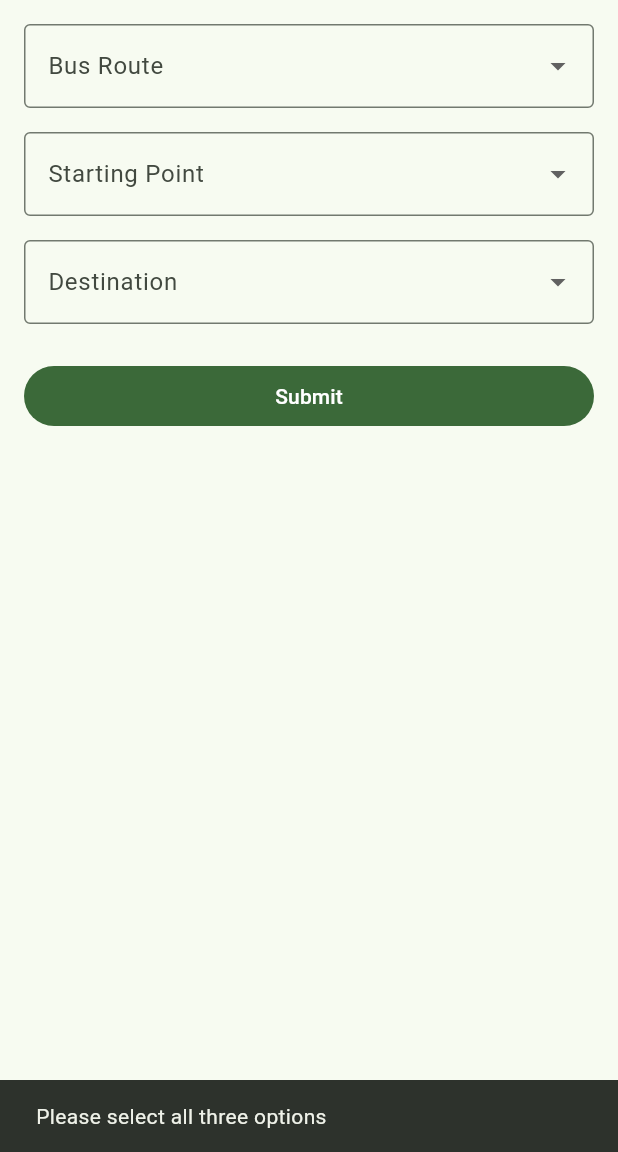
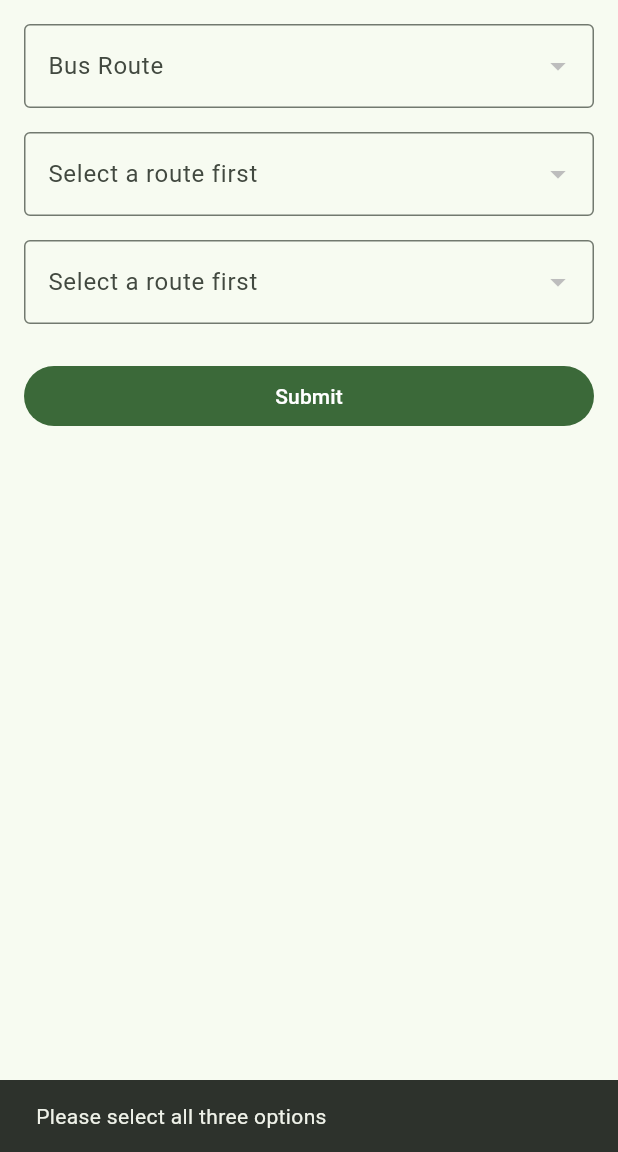
Before and after one commit to AsithaManupiya2000/Bus_App, a Flutter app: the screen it shows after launch, after a tap on "Submit", on a phone screen of 412 x 824 dp, the part 84-1236 px from its top. Run offline on Flutter 3.47's test engine with Material 3 defaults, Android fonts, the phone set to English and light mode, and no system bars; our stand-ins replace flutter_dotenv, supabase_flutter; accounts and stored records are empty.

```diff
--- a/bus_fare_app/lib/main.dart
+++ b/bus_fare_app/lib/main.dart
@@ -1,8 +1,20 @@
 import 'package:flutter/material.dart';
+import 'package:supabase_flutter/supabase_flutter.dart';
+import 'package:flutter_dotenv/flutter_dotenv.dart';
 
-void main() {
+Future<void> main() async {
+  WidgetsFlutterBinding.ensureInitialized();
+  await dotenv.load(fileName: '.env');
+  await Supabase.initialize(
+    url: dotenv.env['SUPABASE_URL']!,
+    anonKey: dotenv.env['SUPABASE_ANON_KEY']!,
+  );
   runApp(const BusFareApp());
 }
+
+final supabase = Supabase.instance.client;
+
+enum AppLanguage { english, sinhala, tamil }
 
 class BusFareApp extends StatelessWidget {
   const BusFareApp({super.key});
@@ -20,8 +32,6 @@ class BusFareApp extends StatelessWidget {
   }
 }
 
-enum AppLanguage { english, sinhala, tamil }
-
 class HomePage extends StatefulWidget {
   const HomePage({super.key});
 
@@ -29,69 +39,34 @@ class HomePage extends StatefulWidget {
   State<HomePage> createState() => _HomePageState();
 }
 
+class RouteStopEntry {
+  final int stopId;
+  final int stageNumber;
+  final String nameEn;
+  final String nameSi;
+  final String nameTa;
+
+  RouteStopEntry({
+    required this.stopId,
+    required this.stageNumber,
+    required this.nameEn,
+    required this.nameSi,
+    required this.nameTa,
+  });
+
+  String name(AppLanguage lang) {
+    switch (lang) {
+      case AppLanguage.english:
+        return nameEn;
+      case AppLanguage.sinhala:
+        return nameSi;
+      case AppLanguage.tamil:
+        return nameTa;
+    }
+  }
+}
+
 class _HomePageState extends State<HomePage> {
-  // Stop "keys" - stable IDs that never change, used internally for lookups.
-  final List<String> _stopKeys = [
-    'colombo',
-    'kandy',
-    'galle',
-    'jaffna',
-    'kurunegala',
-    'kaduwela',
-  ];
-
-  // Translated display names for each stop.
-  final Map<String, Map<AppLanguage, String>> _stopNames = {
-    'colombo': {
-      AppLanguage.english: 'Colombo',
-      AppLanguage.sinhala: 'කොළඹ',
-      AppLanguage.tamil: 'கொழும்பு',
-    },
-    'kandy': {
-      AppLanguage.english: 'Kandy',
-      AppLanguage.sinhala: 'මහනුවර',
-      AppLanguage.tamil: 'கண்டி',
-    },
-    'galle': {
-      AppLanguage.english: 'Galle',
-      AppLanguage.sinhala: 'ගාල්ල',
-      AppLanguage.tamil: 'காலி',
-    },
-    'jaffna': {
-      AppLanguage.english: 'Jaffna',
-      AppLanguage.sinhala: 'යාපනය',
-      AppLanguage.tamil: 'யாழ்ப்பாணம்',
-    },
-    'kurunegala': {
-      AppLanguage.english: 'Kurunegala',
-      AppLanguage.sinhala: 'කුරුණෑගල',
-      AppLanguage.tamil: 'குருநாகல்',
-    },
-    'kaduwela': {
-      AppLanguage.english: 'Kaduwela',
-      AppLanguage.sinhala: 'කඩුවෙල',
-      AppLanguage.tamil: 'கடுவெல',
-    },
-  };
-
-  // Route keys, each pairs a route number with a start/end stop key.
-  final List<Map<String, String>> _routeDefs = [
-    {'number': '01', 'from': 'colombo', 'to': 'kandy'},
-    {'number': '02', 'from': 'colombo', 'to': 'galle'},
-    {'number': '04', 'from': 'colombo', 'to': 'jaffna'},
-    {'number': '15', 'from': 'colombo', 'to': 'kurunegala'},
-    {'number': '87', 'from': 'colombo', 'to': 'kaduwela'},
-  ];
-
-  final Map<String, double> _distanceFromColombo = {
-    'colombo': 0,
-    'kandy': 115,
-    'galle': 119,
-    'jaffna': 396,
-    'kurunegala': 94,
-    'kaduwela': 16,
-  };
-
   final Map<String, Map<AppLanguage, String>> _text = {
     'appTitle': {
       AppLanguage.english: 'Bus Fare Finder',
@@ -113,6 +88,11 @@ class _HomePageState extends State<HomePage> {
       AppLanguage.sinhala: 'ගමනාන්තය',
       AppLanguage.tamil: 'சேருமிடம்',
     },
+    'selectRouteFirst': {
+      AppLanguage.english: 'Select a route first',
+      AppLanguage.sinhala: 'මුලින්ම මාර්ගයක් තෝරන්න',
+      AppLanguage.tamil: 'முதலில் ஒரு பாதையைத் தேர்ந்தெடுக்கவும்',
+    },
     'submit': {
       AppLanguage.english: 'Submit',
       AppLanguage.sinhala: 'ඉදිරිපත් කරන්න',
@@ -133,62 +113,158 @@ class _HomePageState extends State<HomePage> {
       AppLanguage.sinhala: 'ආරම්භක ස්ථානය සහ ගමනාන්තය සමාන විය නොහැක',
       AppLanguage.tamil: 'தொடக்க இடமும் சேருமிடமும் ஒரே இடமாக இருக்க முடியாது',
     },
+    'fareNotFound': {
+      AppLanguage.english: 'Fare not available for this stage difference yet',
+      AppLanguage.sinhala: 'මෙම අදියර වෙනසට තවම ගාස්තුවක් නොමැත',
+      AppLanguage.tamil: 'இந்த நிலை வேறுபாட்டிற்கு கட்டணம் இன்னும் இல்லை',
+    },
   };
 
   String _t(String key, AppLanguage lang) => _text[key]?[lang] ?? key;
-  String _stopName(String stopKey, AppLanguage lang) =>
-      _stopNames[stopKey]?[lang] ?? stopKey;
 
-  // Builds a display label for a route, e.g. "01 - Colombo - Kandy",
-  // using translated stop names for the current language.
-  String _routeLabel(Map<String, String> route, AppLanguage lang) {
-    final from = _stopName(route['from']!, lang);
-    final to = _stopName(route['to']!, lang);
-    return '${route['number']} - $from - $to';
+  AppLanguage _language = AppLanguage.english;
+
+  List<Map<String, dynamic>> _routes = [];
+  List<RouteStopEntry> _availableStops = [];
+
+  int? _selectedRouteId;
+  int? _selectedStartStopId;
+  int? _selectedDestStopId;
+
+  double? _calculatedFare;
+  String? _fareError;
+
+  bool _loadingRoutes = true;
+  bool _loadingStops = false;
+
+  @override
+  void initState() {
+    super.initState();
+    _loadRoutes();
   }
 
-  AppLanguage _language = AppLanguage.english;
-  String? _selectedRouteNumber;
-  String? _selectedStartKey;
-  String? _selectedDestinationKey;
-  double? _calculatedFare;
-
-  double _calculateFare(String startKey, String destinationKey) {
-    final startDist = _distanceFromColombo[startKey] ?? 0;
-    final destDist = _distanceFromColombo[destinationKey] ?? 0;
-    final distanceKm = (destDist - startDist).abs();
-
-    const baseFare = 15.0;
-    const ratePerKm = 4.20;
-
-    return baseFare + (distanceKm * ratePerKm);
+  Future<void> _loadRoutes() async {
+    try {
+      final data = await supabase
+          .from('routes')
+          .select()
+          .order('route_number');
+      setState(() {
+        _routes = List<Map<String, dynamic>>.from(data);
+        _loadingRoutes = false;
+      });
+    } catch (e) {
+      setState(() {
+        _loadingRoutes = false;
+      });
+      if (mounted) {
+        ScaffoldMessenger.of(context).showSnackBar(
+          SnackBar(content: Text('Error loading routes: $e')),
+        );
+      }
+    }
   }
 
-  void _onSubmit() {
-    if (_selectedRouteNumber == null ||
-        _selectedStartKey == null ||
-        _selectedDestinationKey == null) {
+  Future<void> _loadStopsForRoute(int routeId) async {
+    setState(() {
+      _loadingStops = true;
+      _availableStops = [];
+      _selectedStartStopId = null;
+      _selectedDestStopId = null;
+      _calculatedFare = null;
+      _fareError = null;
+    });
+
+    try {
+      final data = await supabase
+          .from('route_stops')
+          .select('stop_id, stage_number, stops(name_en, name_si, name_ta)')
+          .eq('route_id', routeId)
+          .order('stage_number');
+
+      final stops = (data as List).map((row) {
+        final stopInfo = row['stops'] as Map<String, dynamic>;
+        return RouteStopEntry(
+          stopId: row['stop_id'],
+          stageNumber: row['stage_number'],
+          nameEn: stopInfo['name_en'] ?? '',
+          nameSi: stopInfo['name_si'] ?? '',
+          nameTa: stopInfo['name_ta'] ?? '',
+        );
+      }).toList();
+
+      setState(() {
+        _availableStops = stops;
+        _loadingStops = false;
+      });
+    } catch (e) {
+      setState(() {
+        _loadingStops = false;
+      });
+      if (mounted) {
+        ScaffoldMessenger.of(context).showSnackBar(
+          SnackBar(content: Text('Error loading stops: $e')),
+        );
+      }
+    }
+  }
+
+  Future<void> _onSubmit() async {
+    if (_selectedRouteId == null ||
+        _selectedStartStopId == null ||
+        _selectedDestStopId == null) {
       ScaffoldMessenger.of(context).showSnackBar(
         SnackBar(content: Text(_t('selectAllError', _language))),
       );
       return;
     }
 
-    if (_selectedStartKey == _selectedDestinationKey) {
+    if (_selectedStartStopId == _selectedDestStopId) {
       ScaffoldMessenger.of(context).showSnackBar(
         SnackBar(content: Text(_t('sameStopError', _language))),
       );
       return;
     }
 
+    try {
+      final startStop =
+          _availableStops.firstWhere((s) => s.stopId == _selectedStartStopId);
+      final destStop =
+          _availableStops.firstWhere((s) => s.stopId == _selectedDestStopId);
+      final stageDiff = (destStop.stageNumber - startStop.stageNumber).abs();
+
+      final fareRows = await supabase
+          .from('fare_stages')
+          .select()
+          .eq('stage_diff', stageDiff)
+          .order('effective_date', ascending: false)
+          .limit(1);
+
+      if ((fareRows as List).isEmpty) {
         setState(() {
-      _calculatedFare =
-          _calculateFare(_selectedStartKey!, _selectedDestinationKey!);
+          _calculatedFare = null;
+          _fareError = _t('fareNotFound', _language);
         });
+        return;
+      }
+
+      setState(() {
+        _calculatedFare = (fareRows.first['fare'] as num).toDouble();
+        _fareError = null;
+      });
+    } catch (e) {
+      if (mounted) {
+        ScaffoldMessenger.of(context).showSnackBar(
+          SnackBar(content: Text('Error calculating fare: $e')),
+        );
+      }
+    }
   }
 
   @override
   Widget build(BuildContext context) {
+    final routeSelected = _selectedRouteId != null;
+
     return Scaffold(
       appBar: AppBar(
         title: Text(_t('appTitle', _language)),
@@ -217,76 +293,86 @@ class _HomePageState extends State<HomePage> {
             ],
             onChanged: (value) {
               if (value == null) return;
-              setState(() {
-                _language = value;
-              });
+              setState(() => _language = value);
             },
           ),
           const SizedBox(width: 12),
         ],
       ),
-      body: Padding(
+      body: _loadingRoutes
+          ? const Center(child: CircularProgressIndicator())
+          : Padding(
               padding: const EdgeInsets.all(16.0),
               child: Column(
                 children: [
-            DropdownButtonFormField<String>(
-              initialValue: _selectedRouteNumber,
+                  DropdownButtonFormField<int>(
+                    initialValue: _selectedRouteId,
                     decoration: InputDecoration(
                       labelText: _t('busRoute', _language),
                       border: const OutlineInputBorder(),
                     ),
-              items: _routeDefs.map((route) {
-                return DropdownMenuItem(
-                  value: route['number'],
-                  child: Text(_routeLabel(route, _language)),
+                    items: _routes.map((route) {
+                      return DropdownMenuItem<int>(
+                        value: route['id'] as int,
+                        child: Text(route['route_number']),
                       );
                     }).toList(),
                     onChanged: (value) {
-                setState(() {
-                  _selectedRouteNumber = value;
-                  _calculatedFare = null;
-                });
+                      setState(() => _selectedRouteId = value);
+                      if (value != null) _loadStopsForRoute(value);
                     },
                   ),
                   const SizedBox(height: 16),
-            DropdownButtonFormField<String>(
-              initialValue: _selectedStartKey,
+                  DropdownButtonFormField<int>(
+                    key: ValueKey('start-${_selectedRouteId ?? "none"}'),
+                    initialValue: _selectedStartStopId,
                     decoration: InputDecoration(
-                labelText: _t('startingPoint', _language),
+                      labelText: routeSelected
+                          ? _t('startingPoint', _language)
+                          : _t('selectRouteFirst', _language),
                       border: const OutlineInputBorder(),
                     ),
-              items: _stopKeys.map((stopKey) {
-                return DropdownMenuItem(
-                  value: stopKey,
-                  child: Text(_stopName(stopKey, _language)),
+                    items: _availableStops.map((stop) {
+                      return DropdownMenuItem<int>(
+                        value: stop.stopId,
+                        child: Text(stop.name(_language)),
                       );
                     }).toList(),
-              onChanged: (value) {
+                    onChanged: routeSelected && !_loadingStops
+                        ? (value) {
                             setState(() {
-                  _selectedStartKey = value;
+                              _selectedStartStopId = value;
                               _calculatedFare = null;
+                              _fareError = null;
                             });
-              },
+                          }
+                        : null,
                   ),
                   const SizedBox(height: 16),
-            DropdownButtonFormField<String>(
-              initialValue: _selectedDestinationKey,
+                  DropdownButtonFormField<int>(
+                    key: ValueKey('dest-${_selectedRouteId ?? "none"}'),
+                    initialValue: _selectedDestStopId,
                     decoration: InputDecoration(
-                labelText: _t('destination', _language),
+                      labelText: routeSelected
+                          ? _t('destination', _language)
+                          : _t('selectRouteFirst', _language),
                       border: const OutlineInputBorder(),
                     ),
-              items: _stopKeys.map((stopKey) {
-                return DropdownMenuItem(
-                  value: stopKey,
-                  child: Text(_stopName(stopKey, _language)),
+                    items: _availableStops.map((stop) {
+                      return DropdownMenuItem<int>(
+                        value: stop.stopId,
+                        child: Text(stop.name(_language)),
                       );
                     }).toList(),
-              onChanged: (value) {
+                    onChanged: routeSelected && !_loadingStops
+                        ? (value) {
                             setState(() {
-                  _selectedDestinationKey = value;
+                              _selectedDestStopId = value;
                               _calculatedFare = null;
+                              _fareError = null;
                             });
-              },
+                          }
+                        : null,
                   ),
                   const SizedBox(height: 24),
                   SizedBox(
@@ -320,6 +406,12 @@ class _HomePageState extends State<HomePage> {
                         ),
                       ),
                     ),
+                  if (_fareError != null)
+                    Text(
+                      _fareError!,
+                      style: TextStyle(
+                          color: Theme.of(context).colorScheme.error),
+                    ),
                 ],
               ),
             ),
```
Also changed, not shown: bus_fare_app/pubspec.yaml (+4 -3 lines), bus_fare_app/pubspec.lock, 6 other files. Lines whose indentation alone changed are shown as unchanged.
